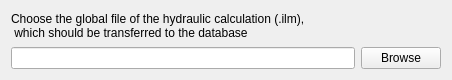
The window that source_code/system_sys/source_code/gui/Sys_One_Filechooser_Wid.ui (dabachma/ProMaIDes_src) describes before a commit, drawn with Qt 5.
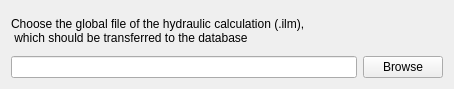
The same window after the commit.

```diff
--- a/source_code/system_sys/source_code/gui/Sys_One_Filechooser_Wid.ui
+++ b/source_code/system_sys/source_code/gui/Sys_One_Filechooser_Wid.ui
@@ -1,12 +1,12 @@
 <ui version="4.0" >
  <class>Sys_One_Filechooser_Wid</class>
- <widget class="QWidget" name="Sys_One_Filechooser_Wid" >
-  <property name="geometry" >
+ <widget class="QWidget" name="Sys_One_Filechooser_Wid">
+  <property name="geometry">
    <rect>
     <x>0</x>
     <y>0</y>
-    <width>450</width>
-    <height>80</height>
+    <width>454</width>
+    <height>89</height>
    </rect>
   </property>
   <property name="windowTitle" >
@@ -32,7 +32,14 @@
      <item>
       <layout class="QHBoxLayout" >
        <item>
-        <widget class="QLineEdit" name="fileLineEdit" />
+        <widget class="QLineEdit" name="fileLineEdit">
+         <property name="minimumSize">
+          <size>
+           <width>25</width>
+           <height>0</height>
+          </size>
+         </property>
+        </widget>
        </item>
        <item>
         <widget class="QPushButton" name="browseButton" >
```
Left out of the diff: 21 changed lines with no effect on the pictures.
